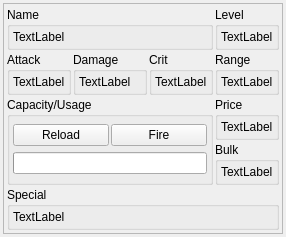
First picture: the form in WeaponWidget.ui, repository smithbt/StarfinderCharacterApp, before the edit.
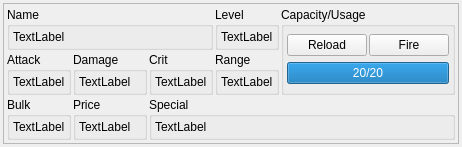
Second picture: the form after the edit.

Commit message: Added a new WeaponModel class to be able to map individual weapons more easily. Linked WeaponModel to QListView in main application and currently selected weapon to a separate widget.

What changed in the file:
```diff
--- a/WeaponWidget.ui
+++ b/WeaponWidget.ui
@@ -6,8 +6,8 @@
    <rect>
     <x>0</x>
     <y>0</y>
-    <width>243</width>
-    <height>192</height>
+    <width>405</width>
+    <height>120</height>
    </rect>
   </property>
   <property name="focusPolicy">
@@ -263,7 +263,7 @@
         </layout>
        </widget>
       </item>
-      <item row="3" column="3">
+      <item row="2" column="0">
        <widget class="QGroupBox" name="bulk_groupBox">
         <property name="title">
          <string>Bulk</string>
@@ -297,7 +297,7 @@
         </layout>
        </widget>
       </item>
-      <item row="2" column="3">
+      <item row="2" column="1">
        <widget class="QGroupBox" name="price_groupBox">
         <property name="title">
          <string>Price</string>
@@ -331,7 +331,7 @@
         </layout>
        </widget>
       </item>
-      <item row="2" column="0" rowspan="2" colspan="3">
+      <item row="0" column="4" rowspan="2">
        <widget class="QGroupBox" name="ammo_groupBox">
         <property name="title">
          <string>Capacity/Usage</string>
@@ -371,6 +371,9 @@
            <property name="maximum">
             <number>20</number>
            </property>
+           <property name="value">
+            <number>20</number>
+           </property>
            <property name="format">
             <string>%v/%m</string>
            </property>
@@ -379,7 +382,7 @@
         </layout>
        </widget>
       </item>
-      <item row="5" column="0" colspan="4">
+      <item row="2" column="2" colspan="3">
        <widget class="QGroupBox" name="special_groupBox">
         <property name="title">
          <string>Special</string>
```
Left out of the diff: 64 changed lines with no effect on the pictures. The commit also changes 9 other files.
